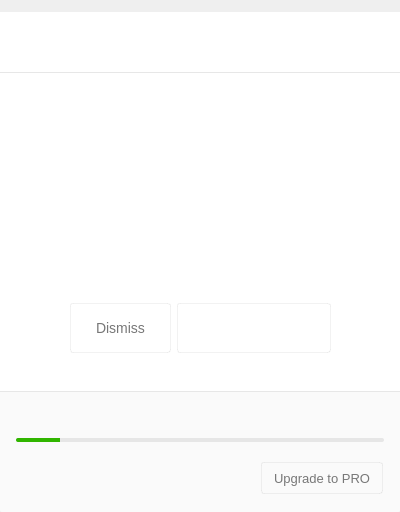
Qt form src/MEGASync/gui/macx/InfoDialog.ui (meganz/MEGAsync) before a commit.
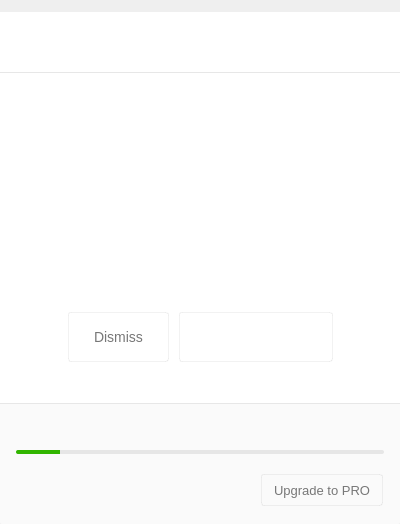
The same form after that commit. The open tabs and pages were chosen to show the change. Icons and pictures are not drawn. Custom widgets are drawn as their Qt base class.

What changed in the file:
```diff
--- a/src/MEGASync/gui/macx/InfoDialog.ui
+++ b/src/MEGASync/gui/macx/InfoDialog.ui
@@ -7,19 +7,19 @@
     <x>0</x>
     <y>0</y>
     <width>400</width>
-    <height>512</height>
+    <height>524</height>
    </rect>
   </property>
   <property name="minimumSize">
    <size>
     <width>400</width>
-    <height>512</height>
+    <height>524</height>
    </size>
   </property>
   <property name="maximumSize">
    <size>
     <width>400</width>
-    <height>512</height>
+    <height>524</height>
    </size>
   </property>
   <property name="windowTitle">
@@ -247,16 +247,15 @@
 #lOQTitle
 {
 	color: #333333;
-	font-family: Lato;
+	font-family: &quot;Source Sans Pro&quot;;
 	font-size: 16px;
 }
 
 #lOQDesc
 {
 	color: #F0373A;
-	font-family: Lato;
+	font-family: &quot;Source Sans Pro&quot;;
 	font-size: 14px;
-	font-weight: 600;
 }
 
 
@@ -370,13 +369,13 @@
      <property name="minimumSize">
       <size>
        <width>400</width>
-       <height>380</height>
+       <height>391</height>
       </size>
      </property>
      <property name="maximumSize">
       <size>
        <width>400</width>
-       <height>380</height>
+       <height>391</height>
       </size>
      </property>
      <property name="styleSheet">
@@ -597,13 +596,13 @@
         <property name="minimumSize">
          <size>
           <width>0</width>
-          <height>320</height>
+          <height>331</height>
          </size>
         </property>
         <property name="maximumSize">
          <size>
           <width>16777215</width>
-          <height>320</height>
+          <height>331</height>
          </size>
         </property>
         <property name="styleSheet">
@@ -630,13 +629,13 @@
            <property name="minimumSize">
             <size>
              <width>0</width>
-             <height>200</height>
+             <height>211</height>
             </size>
            </property>
            <property name="maximumSize">
             <size>
              <width>16777215</width>
-             <height>320</height>
+             <height>331</height>
             </size>
            </property>
            <property name="styleSheet">
@@ -815,47 +814,54 @@
            <widget class="QWidget" name="pOverquota">
             <property name="minimumSize">
              <size>
-              <width>0</width>
-              <height>200</height>
+              <width>400</width>
+              <height>211</height>
              </size>
             </property>
             <property name="maximumSize">
              <size>
-              <width>16777215</width>
-              <height>320</height>
+              <width>400</width>
+              <height>331</height>
              </size>
             </property>
             <layout class="QVBoxLayout" name="verticalLayout_2">
              <property name="spacing">
-              <number>30</number>
+              <number>23</number>
              </property>
              <property name="leftMargin">
               <number>20</number>
              </property>
              <property name="topMargin">
-              <number>30</number>
+              <number>32</number>
              </property>
              <property name="rightMargin">
               <number>20</number>
              </property>
              <property name="bottomMargin">
-              <number>40</number>
+              <number>30</number>
              </property>
              <item>
               <widget class="QWidget" name="wOQIcon" native="true">
                <property name="minimumSize">
                 <size>
                  <width>0</width>
-                 <height>64</height>
+                 <height>75</height>
                 </size>
                </property>
                <property name="maximumSize">
                 <size>
                  <width>16777215</width>
-                 <height>64</height>
+                 <height>75</height>
                 </size>
                </property>
+               <property name="styleSheet">
+                <string notr="true">
+</string>
+               </property>
                <layout class="QHBoxLayout" name="horizontalLayout_5">
+                <property name="spacing">
+                 <number>0</number>
+                </property>
                 <property name="leftMargin">
                  <number>0</number>
                 </property>
@@ -866,7 +872,7 @@
                  <number>0</number>
                 </property>
                 <property name="bottomMargin">
-                 <number>0</number>
+                 <number>2</number>
                 </property>
                 <item>
                  <spacer name="horizontalSpacer_5">
@@ -932,16 +938,16 @@
                </property>
                <layout class="QVBoxLayout" name="verticalLayout_13">
                 <property name="spacing">
-                 <number>15</number>
+                 <number>10</number>
                 </property>
                 <property name="leftMargin">
-                 <number>0</number>
+                 <number>6</number>
                 </property>
                 <property name="topMargin">
                  <number>0</number>
                 </property>
                 <property name="rightMargin">
-                 <number>0</number>
+                 <number>6</number>
                 </property>
                 <property name="bottomMargin">
                  <number>0</number>
@@ -987,22 +993,12 @@
                </layout>
               </widget>
              </item>
-             <item>
-              <spacer name="verticalSpacer">
-               <property name="orientation">
-                <enum>Qt::Vertical</enum>
-               </property>
-               <property name="sizeHint" stdset="0">
-                <size>
-                 <width>20</width>
-                 <height>40</height>
-                </size>
-               </property>
-              </spacer>
-             </item>
              <item>
               <widget class="QWidget" name="wQQButtons" native="true">
                <layout class="QHBoxLayout" name="horizontalLayout_6">
+                <property name="spacing">
+                 <number>10</number>
+                </property>
                 <property name="leftMargin">
                  <number>0</number>
                 </property>
```
Left out of the diff: 21 changed lines with no effect on the pictures.
